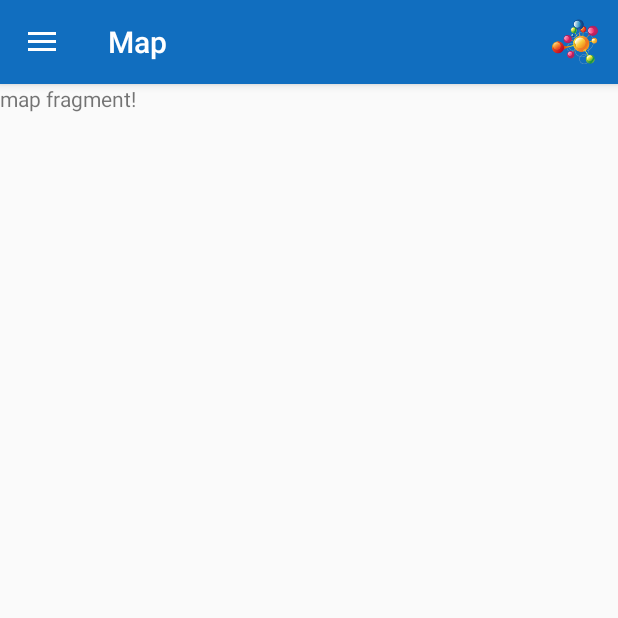
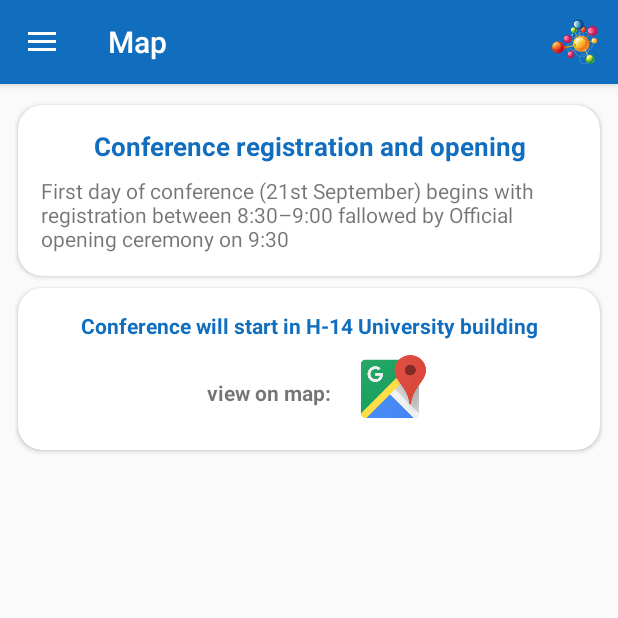
Before and after one commit to jakdor/SSCAndroidApp, an Android app: the screen it shows after launch (MainActivity), in the side drawer, after a tap on "Map", on a phone screen of 412 x 824 dp, the top half of it. Run offline under Robolectric (Android 15) with nearby library versions, the phone set to English and light mode, and no system bars; our stand-ins replace ButterKnife; pictures from the network do not load; 1 statement that could not run was skipped.

Commit message:
completed map tab, minor glide refactor in HostAdapter, cleanup in TimetableFragment

```diff
--- a/ssc/app/src/main/java/com/jakdor/sscapp/Host/HostAdapter.java
+++ b/ssc/app/src/main/java/com/jakdor/sscapp/Host/HostAdapter.java
@@ -12,6 +12,7 @@ import android.widget.TextView;
 import android.widget.Toast;
 
 import com.bumptech.glide.Glide;
+import com.bumptech.glide.RequestManager;
 import com.jakdor.sscapp.Model.Host;
 import com.jakdor.sscapp.R;
 
@@ -24,10 +25,12 @@ class HostAdapter extends RecyclerView.Adapter<HostAdapter.Holder> {
 
     private List<Host> hosts;
     private Context context;
+    private RequestManager glide;
 
-    HostAdapter(Context context, List<Host> hosts) {
+    HostAdapter(Context context, RequestManager glide, List<Host> hosts) {
         this.hosts = hosts;
         this.context = context;
+        this.glide = glide;
     }
 
     @Override
@@ -44,9 +47,7 @@ class HostAdapter extends RecyclerView.Adapter<HostAdapter.Holder> {
 
         holder.name.setText(host.getName());
         holder.info.setText(host.getInfo());
-        Glide.with(context)
-                .load(host.getImgUrl())
-                .placeholder(R.drawable.host_image_place_holder)
+        glide.load(host.getImgUrl())
                 .fitCenter()
                 .crossFade()
                 .into(holder.image);
--- a/ssc/app/src/main/java/com/jakdor/sscapp/Host/HostFragment.java
+++ b/ssc/app/src/main/java/com/jakdor/sscapp/Host/HostFragment.java
@@ -8,6 +8,7 @@ import android.view.LayoutInflater;
 import android.view.View;
 import android.view.ViewGroup;
 
+import com.bumptech.glide.Glide;
 import com.jakdor.sscapp.Model.Host;
 import com.jakdor.sscapp.NetContentBaseFragment;
 import com.jakdor.sscapp.R;
@@ -55,7 +56,7 @@ public class HostFragment extends NetContentBaseFragment {
     private void loadRecyclerView(){
         List<Host> hosts = Host.listAll(Host.class);
 
-        HostAdapter hostAdapter = new HostAdapter(getContext(), hosts);
+        HostAdapter hostAdapter = new HostAdapter(getContext(), Glide.with(this), hosts);
         recyclerView.setAdapter(hostAdapter);
     }
 
--- a/ssc/app/src/main/java/com/jakdor/sscapp/Map/MapFragment.java
+++ b/ssc/app/src/main/java/com/jakdor/sscapp/Map/MapFragment.java
@@ -1,5 +1,7 @@
 package com.jakdor.sscapp.Map;
 
+import android.content.Intent;
+import android.net.Uri;
 import android.os.Bundle;
 import android.support.annotation.Nullable;
 import android.view.LayoutInflater;
@@ -9,11 +11,33 @@ import android.view.ViewGroup;
 import com.jakdor.sscapp.BaseFragment;
 import com.jakdor.sscapp.R;
 
+import butterknife.ButterKnife;
+import butterknife.OnClick;
+
 public class MapFragment extends BaseFragment {
 
     @Override
     public View onCreateView(LayoutInflater inflater, @Nullable ViewGroup container,
                              @Nullable Bundle savedInstanceState) {
-        return inflater.inflate(R.layout.map_fragment, container, false);
+        View view =  inflater.inflate(R.layout.map_fragment, container, false);
+        ButterKnife.bind(this, view);
+        return view;
+    }
+
+    @OnClick(R.id.mapInfo)
+    public void onMapInfoClick(){
+        lunchMap();
+    }
+
+    @OnClick(R.id.mapButton)
+    public void onMapClick(){
+        lunchMap();
+    }
+
+    private void lunchMap(){
+        Uri gmmIntentUri = Uri.parse("geo:51.1068336,17.0609089?q=51.1068336,17.0609089(H-14 building)");
+        Intent mapIntent = new Intent(Intent.ACTION_VIEW, gmmIntentUri);
+        mapIntent.setPackage("com.google.android.apps.maps");
+        startActivity(mapIntent);
     }
 }
--- a/ssc/app/src/main/java/com/jakdor/sscapp/Network/SscApi.java
+++ b/ssc/app/src/main/java/com/jakdor/sscapp/Network/SscApi.java
@@ -20,11 +20,11 @@ public class SscApi {
 
             retrofit = new Retrofit.Builder()
                     .addConverterFactory(GsonConverterFactory.create())
-                    .baseUrl("http://192.168.43.101:8000/api/")
+                    .baseUrl("http://192.168.1.185:8000/api/")
                     .client(okHttpClient)
                     .build();
         }
-        //192.168.1.185:8000
+        //192.168.43.101:8000
         return retrofit;
     }
 }
--- a/ssc/app/src/main/java/com/jakdor/sscapp/Timetable/TimetableFragment.java
+++ b/ssc/app/src/main/java/com/jakdor/sscapp/Timetable/TimetableFragment.java
@@ -1,11 +1,9 @@
 package com.jakdor.sscapp.Timetable;
 
-import android.content.Intent;
 import android.os.Bundle;
 import android.support.annotation.Nullable;
 import android.support.v4.content.ContextCompat;
 import android.support.v4.view.ViewPager;
-import android.util.Log;
 import android.view.LayoutInflater;
 import android.view.View;
 import android.view.ViewGroup;
@@ -16,11 +14,7 @@ import com.jakdor.sscapp.R;
 
 import butterknife.BindView;
 
-import static android.app.Activity.RESULT_OK;
-
 public class TimetableFragment extends NetContentBaseFragment {
-
-    private final String CLASS_TAG = "TimetableFragment";
 
     @BindView(R.id.contentLayout)
     LinearLayout contentLayout;
@@ -66,8 +60,7 @@ public class TimetableFragment extends NetContentBaseFragment {
         PagerAdapter pagerAdapter = new PagerAdapter(getChildFragmentManager());
         viewPager.setAdapter(pagerAdapter);
 
-        SlidingTabLayout slidingTabLayout
-                = (SlidingTabLayout)fragmentView.findViewById(R.id.sliding_tabs);
+        SlidingTabLayout slidingTabLayout = fragmentView.findViewById(R.id.sliding_tabs);
         slidingTabLayout.setDistributeEvenly(true);
         slidingTabLayout.setSelectedIndicatorColors(
                 ContextCompat.getColor(getContext(), R.color.colorPrimary));
--- a/ssc/app/src/main/res/layout/map_fragment.xml
+++ b/ssc/app/src/main/res/layout/map_fragment.xml
@@ -1,12 +1,118 @@
 <?xml version="1.0" encoding="utf-8"?>
 <LinearLayout xmlns:android="http://schemas.android.com/apk/res/android"
+    xmlns:app="http://schemas.android.com/apk/res-auto"
     android:orientation="vertical"
     android:layout_width="match_parent"
-    android:layout_height="match_parent">
+    android:layout_height="match_parent"
+    android:layout_marginTop="10dp"
+    android:layout_marginStart="10dp"
+    android:layout_marginEnd="10dp">
 
-    <TextView
+    <android.support.v7.widget.CardView
         android:layout_width="match_parent"
         android:layout_height="wrap_content"
-        android:text="map fragment!"/>
+        android:elevation="5dp"
+        android:layout_marginStart="2dp"
+        android:layout_marginEnd="2dp"
+        android:layout_marginTop="4dp"
+        android:layout_marginBottom="4dp"
+        app:cardCornerRadius="16dp">
+
+        <LinearLayout
+            android:layout_width="match_parent"
+            android:layout_height="wrap_content"
+            android:orientation="vertical"
+            android:layout_marginTop="15dp"
+            android:layout_marginBottom="15dp">
+
+            <TextView
+                android:layout_width="match_parent"
+                android:layout_height="wrap_content"
+                android:gravity="start"
+                android:textColor="@color/colorPrimary"
+                android:textSize="17sp"
+                android:textStyle="bold"
+                android:textAlignment="center"
+                android:text="@string/conference_registration_and_opening"/>
+
+            <TextView
+                android:layout_width="match_parent"
+                android:layout_height="wrap_content"
+                android:textAlignment="inherit"
+                android:layout_marginTop="8dp"
+                android:layout_marginStart="15dp"
+                android:layout_marginEnd="15dp"
+                android:text="@string/map_info1"/>
+
+        </LinearLayout>
+
+    </android.support.v7.widget.CardView>
+
+    <android.support.v7.widget.CardView
+        android:layout_width="match_parent"
+        android:layout_height="wrap_content"
+        android:elevation="5dp"
+        android:layout_marginStart="2dp"
+        android:layout_marginEnd="2dp"
+        android:layout_marginTop="4dp"
+        android:layout_marginBottom="4dp"
+        app:cardCornerRadius="16dp">
+
+        <LinearLayout
+            android:layout_width="match_parent"
+            android:layout_height="wrap_content"
+            android:orientation="vertical"
+            android:layout_marginTop="15dp"
+            android:layout_marginBottom="15dp">
+
+            <TextView
+                android:layout_width="match_parent"
+                android:layout_height="wrap_content"
+                android:gravity="start"
+                android:textColor="@color/colorPrimary"
+                android:textSize="14sp"
+                android:textStyle="bold"
+                android:textAlignment="center"
+                android:text="@string/map_info2"/>
+
+            <RelativeLayout
+                android:layout_width="match_parent"
+                android:layout_height="wrap_content"
+                android:layout_marginTop="10dp">
+
+                <LinearLayout
+                    android:layout_width="wrap_content"
+                    android:layout_height="wrap_content"
+                    android:orientation="horizontal"
+                    android:layout_centerVertical="true"
+                    android:layout_centerHorizontal="true">
+
+                    <TextView
+                        android:id="@+id/mapInfo"
+                        android:layout_width="wrap_content"
+                        android:layout_height="wrap_content"
+                        android:layout_marginTop="5dp"
+                        android:padding="10dp"
+                        android:textStyle="bold"
+                        android:clickable="true"
+                        android:text="@string/map_info3" />
+
+                    <ImageButton
+                        android:id="@+id/mapButton"
+                        android:layout_width="48dp"
+                        android:layout_height="48dp"
+                        android:layout_marginStart="5dp"
+                        android:background="@null"
+                        android:contentDescription="@string/map_info3"
+                        android:scaleType="fitCenter"
+                        app:srcCompat="@drawable/google_maps" />
+
+                </LinearLayout>
+
+            </RelativeLayout>
+
+        </LinearLayout>
+
+    </android.support.v7.widget.CardView>
 
 </LinearLayout>
--- a/ssc/app/src/main/res/values/strings.xml
+++ b/ssc/app/src/main/res/values/strings.xml
@@ -19,8 +19,8 @@
     <string name="loading_gif">loading gif</string>
     <string name="timetable_place_holder">timetable place holder</string>
     <string name="timetable_item_now">NOW</string>
-    <string name="timetable_place_holder_time">00:00 - 00:00</string>
-    <string name="timetable_dialog_info_place_holder">timetabale dialog info place holder</string>
+    <string name="timetable_place_holder_time">00:00 &#8211; 00:00</string>
+    <string name="timetable_dialog_info_place_holder">timetable dialog info place holder</string>
     <string name="host_overlay">overlay</string>
     <string name="host_picture">host picture</string>
     <string name="host_item_name_place_holder">host item name place holder</string>
@@ -28,5 +28,9 @@
     <string name="host_mail_image">host mail image</string>
     <string name="mail_topic">Students\' Science Conference</string>
     <string name="mail_fail">No mail client installed</string>
+    <string name="conference_registration_and_opening">Conference registration and opening</string>
+    <string name="map_info1">First day of conference (21st September) begins with registration between 8:30&#8211;9:00 fallowed by Official opening ceremony on 9:30</string>
+    <string name="map_info2">Conference will start in H-14 University building</string>
+    <string name="map_info3">view on map:</string>
 
 </resources>
```
Also changed, not shown: ssc/app/src/main/res/drawable/google_maps.png (added).
